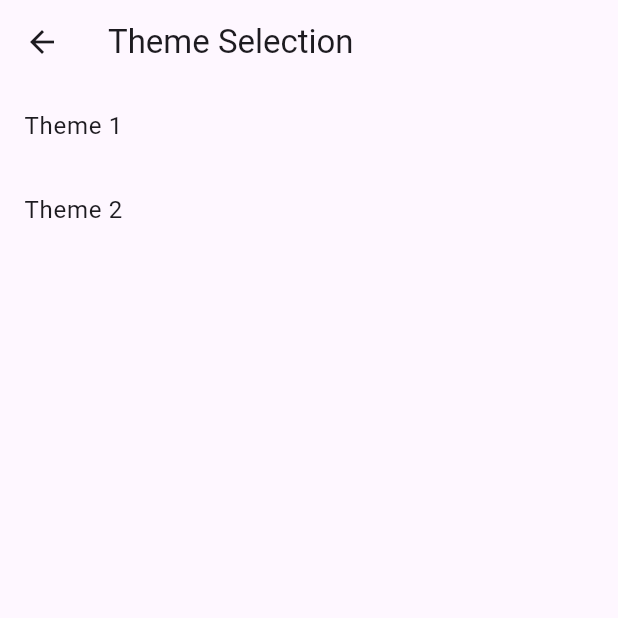
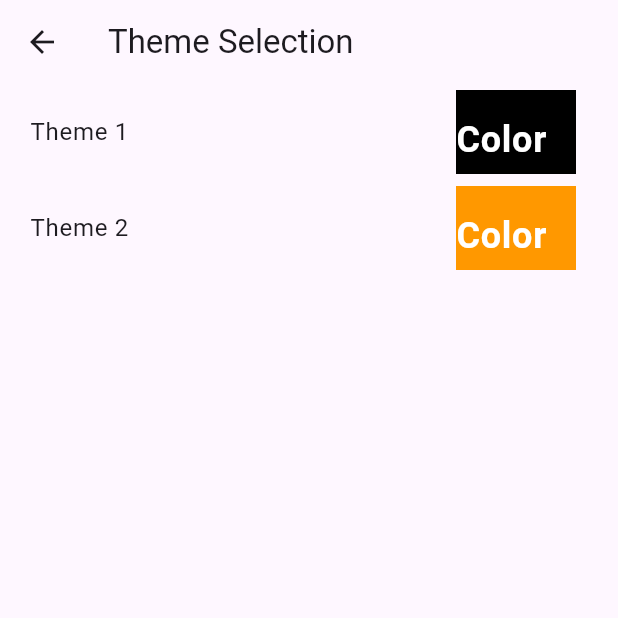
Before and after one commit to bitethecode/everyday-stoics, a Flutter app: the ThemeSelectionScreen screen opened directly, on a phone screen of 412 x 824 dp, the top half of it. Run offline on Flutter 3.47's test engine with Material 2 defaults, Android fonts, the phone set to English and light mode, and no system bars; our stand-ins replace share_plus, shared_preferences; missing offline and left inert: lit_starfield; accounts and stored records are empty.

Commit message:
Update to show the preview of themes

```diff
--- a/lib/themes.dart
+++ b/lib/themes.dart
@@ -1,5 +1,7 @@
 import 'package:flutter/material.dart';
+import 'package:flutter_application_1/themes_preview.dart';
 import 'package:provider/provider.dart';
+import 'themes_preview.dart';
 import 'change_notifier.dart';
 
 List<ThemeData> availableThemes = [
@@ -50,12 +52,21 @@ class _ThemeSelectionScreenState extends State<ThemeSelectionScreen> {
         itemCount: availableThemes.length,
         itemBuilder: (context, index) {
           final theme = availableThemes[index];
-          return ListTile(
-            title: Text('Theme ${index + 1}'),
-            onTap: () {
-              changeTheme(theme);
-            },
-          );
+          return Align(
+              alignment: Alignment.center,
+              child: Padding(
+                  padding: EdgeInsets.all(4.0),
+                  child: ListTile(
+                    title: Text('Theme ${index + 1}'),
+                    onTap: () {
+                      changeTheme(theme);
+                    },
+                    trailing: SizedBox(
+                      width: 80,
+                      child: ColorSchemePreview(
+                          colors: [theme.primaryColor, theme.backgroundColor]),
+                    ),
+                  )));
         },
       ),
     );
```
Also changed, not shown: lib/themes_preview.dart (+20 -0 lines).
